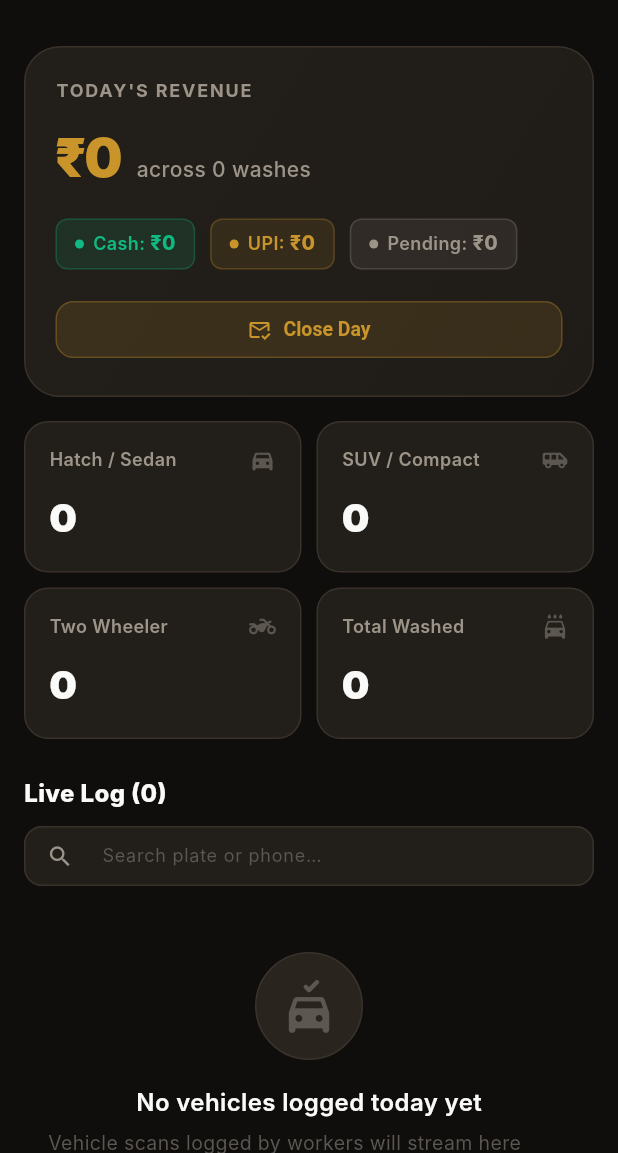
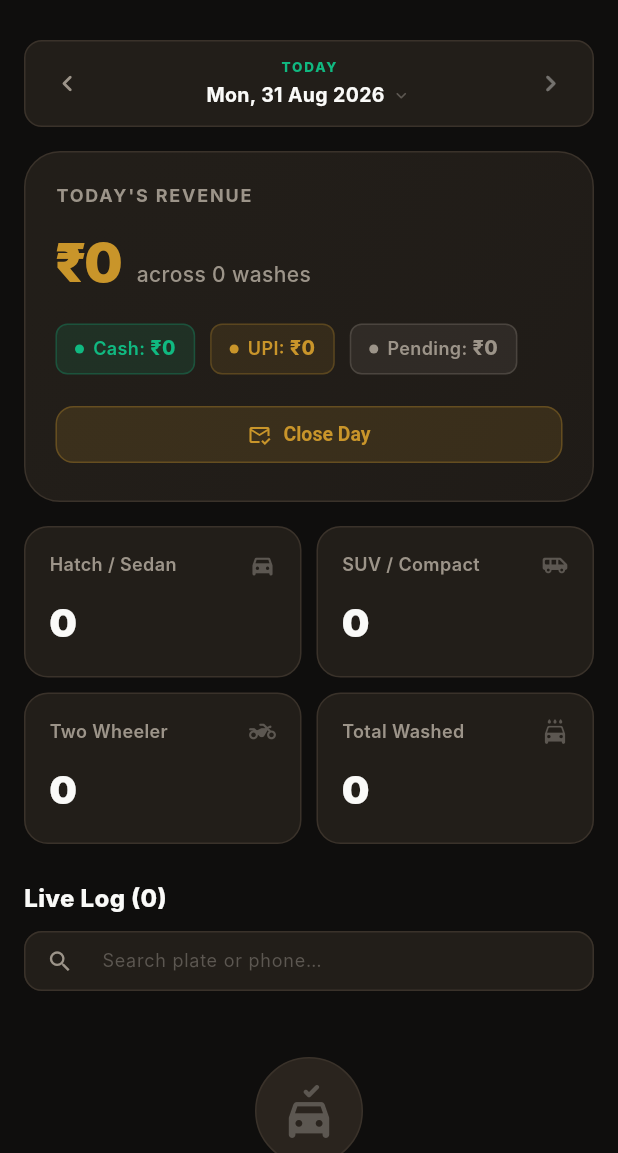
Before and after one commit to Praneel7015/lcc-wash-ledger, a Flutter app: the DashboardScreen screen opened by its route, on a phone screen of 412 x 824 dp, the part 83-1236 px from its top. Run offline on Flutter 3.47's test engine with Material 3 defaults, Android fonts, the phone set to English and light mode, and no system bars; our stand-ins replace cloud_firestore, csv, firebase_auth, firebase_core, firebase_storage, flutter_image_compress and 5 more; missing offline and left inert: google_mlkit_text_recognition; accounts and stored records are empty; Roboto replaces fonts that are missing (Inter).

Commit message:
Dashboard: add mobile date navigation bar for narrow screens

```diff
--- a/lib/screens/owner/dashboard_screen.dart
+++ b/lib/screens/owner/dashboard_screen.dart
@@ -312,6 +312,113 @@ class _DashboardScreenState extends ConsumerState<DashboardScreen> {
               constraints: const BoxConstraints(maxWidth: 1080),
               child: CustomScrollView(
                 slivers: [
+                  // ── Mobile date navigation (hidden on wide screens) ────────
+                  if (MediaQuery.of(context).size.width <= 480)
+                    SliverToBoxAdapter(
+                      child: Padding(
+                        padding: const EdgeInsets.fromLTRB(16, 12, 16, 0),
+                        child: Container(
+                          padding: const EdgeInsets.symmetric(
+                              horizontal: 4, vertical: 4),
+                          decoration: BoxDecoration(
+                            color: WashTheme.surfaceCard,
+                            borderRadius: BorderRadius.circular(12),
+                            border: Border.all(color: WashTheme.border),
+                          ),
+                          child: Row(
+                            children: [
+                              // Prev arrow
+                              IconButton(
+                                icon: const Icon(
+                                    Icons.chevron_left_rounded,
+                                    size: 22),
+                                color: WashTheme.textSecondary,
+                                onPressed: _goToPrevDay,
+                                padding: EdgeInsets.zero,
+                                constraints: const BoxConstraints(
+                                    minWidth: 36, minHeight: 36),
+                              ),
+                              // Tappable date label
+                              Expanded(
+                                child: GestureDetector(
+                                  onTap: _pickDate,
+                                  child: Column(
+                                    mainAxisSize: MainAxisSize.min,
+                                    children: [
+                                      Text(
+                                        _isToday ? 'TODAY' : 'PAST DAY',
+                                        style: TextStyle(
+                                          fontSize: 9,
+                                          fontWeight: FontWeight.w800,
+                                          letterSpacing: 1.2,
+                                          color: _isToday
+                                              ? WashTheme.success
+                                              : WashTheme.accent,
+                                        ),
+                                      ),
+                                      const SizedBox(height: 2),
+                                      Row(
+                                        mainAxisAlignment:
+                                            MainAxisAlignment.center,
+                                        mainAxisSize: MainAxisSize.min,
+                                        children: [
+                                          Text(
+                                            DateFormat('EEE, d MMM yyyy')
+                                                .format(_selectedDate),
+                                            style: TextStyle(
+                                              fontSize: 13,
+                                              fontWeight: FontWeight.w700,
+                                              color: _isToday
+                                                  ? WashTheme.textPrimary
+                                                  : WashTheme.accent,
+                                            ),
+                                          ),
+                                          const SizedBox(width: 4),
+                                          Icon(
+                                            Icons.expand_more_rounded,
+                                            size: 14,
+                                            color: _isToday
+                                                ? WashTheme.textMuted
+                                                : WashTheme.accent,
+                                          ),
+                                        ],
+                                      ),
+                                    ],
+                                  ),
+                                ),
+                              ),
+                              // Next arrow or Back to Today
+                              _isToday
+                                  ? IconButton(
+                                      icon: const Icon(
+                                          Icons.chevron_right_rounded,
+                                          size: 22),
+                                      color: WashTheme.textMuted,
+                                      onPressed: null,
+                                      padding: EdgeInsets.zero,
+                                      constraints: const BoxConstraints(
+                                          minWidth: 36, minHeight: 36),
+                                    )
+                                  : TextButton(
+                                      onPressed: _goToToday,
+                                      style: TextButton.styleFrom(
+                                        foregroundColor: WashTheme.accent,
+                                        padding: const EdgeInsets.symmetric(
+                                            horizontal: 8),
+                                        minimumSize: const Size(0, 36),
+                                        textStyle: const TextStyle(
+                                          fontSize: 11,
+                                          fontWeight: FontWeight.w700,
+                                        ),
+                                      ),
+                                      child: const Text('Today'),
+                                    ),
+                            ],
+                          ),
+                        ),
+                      ),
+                    ),
+
                   // ── Hero KPI & Metrics ─────────────────────────────────────
                   SliverToBoxAdapter(
                     child: Padding(
```
